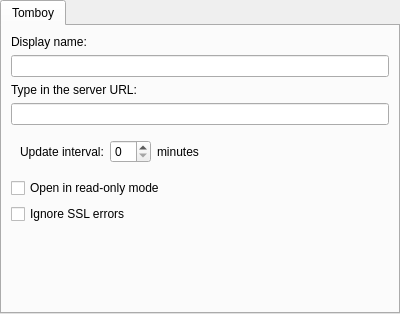
This is resources/tomboynotes/tomboynotesagentconfigwidget.ui in KDE/kdepim-runtime as Qt 5 draws it before an edit. The edited form follows.
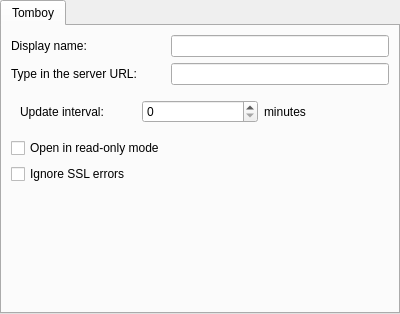
This is the edited form.

Commit message: Use QFormLayout here

Patch:
```diff
--- a/resources/tomboynotes/tomboynotesagentconfigwidget.ui
+++ b/resources/tomboynotes/tomboynotesagentconfigwidget.ui
@@ -35,29 +35,29 @@
       <attribute name="title">
        <string>Tomboy</string>
       </attribute>
-      <layout class="QVBoxLayout" name="verticalLayout_2">
-       <item>
+      <layout class="QFormLayout" name="formLayout">
+       <item row="0" column="0">
         <widget class="QLabel" name="label_2">
          <property name="text">
           <string>Display name:</string>
          </property>
         </widget>
        </item>
-       <item>
+       <item row="0" column="1">
         <widget class="QLineEdit" name="kcfg_collectionName">
          <property name="showClearButton" stdset="0">
           <bool>true</bool>
          </property>
         </widget>
        </item>
-       <item>
+       <item row="1" column="0">
         <widget class="QLabel" name="label">
          <property name="text">
           <string>Type in the server URL:</string>
          </property>
         </widget>
        </item>
-       <item>
+       <item row="1" column="1">
         <widget class="QLineEdit" name="kcfg_ServerURL">
          <property name="toolTip">
           <string>This value is not changeable after first setup</string>
@@ -67,7 +67,7 @@
          </property>
         </widget>
        </item>
-       <item alignment="Qt::AlignLeft">
+       <item row="2" column="0" colspan="2">
         <widget class="QWidget" name="widget_2" native="true">
          <layout class="QHBoxLayout" name="horizontalLayout_2">
           <item>
@@ -90,21 +90,21 @@
          </layout>
         </widget>
        </item>
-       <item>
+       <item row="3" column="0">
         <widget class="QCheckBox" name="kcfg_ReadOnly">
          <property name="text">
           <string>Open in read-only mode</string>
          </property>
         </widget>
        </item>
-       <item>
+       <item row="4" column="0">
         <widget class="QCheckBox" name="kcfg_ignoreSslErrors">
          <property name="text">
           <string>Ignore SSL errors</string>
          </property>
         </widget>
        </item>
-       <item>
+       <item row="5" column="0" colspan="2">
         <spacer name="verticalSpacer">
          <property name="orientation">
           <enum>Qt::Vertical</enum>
```
